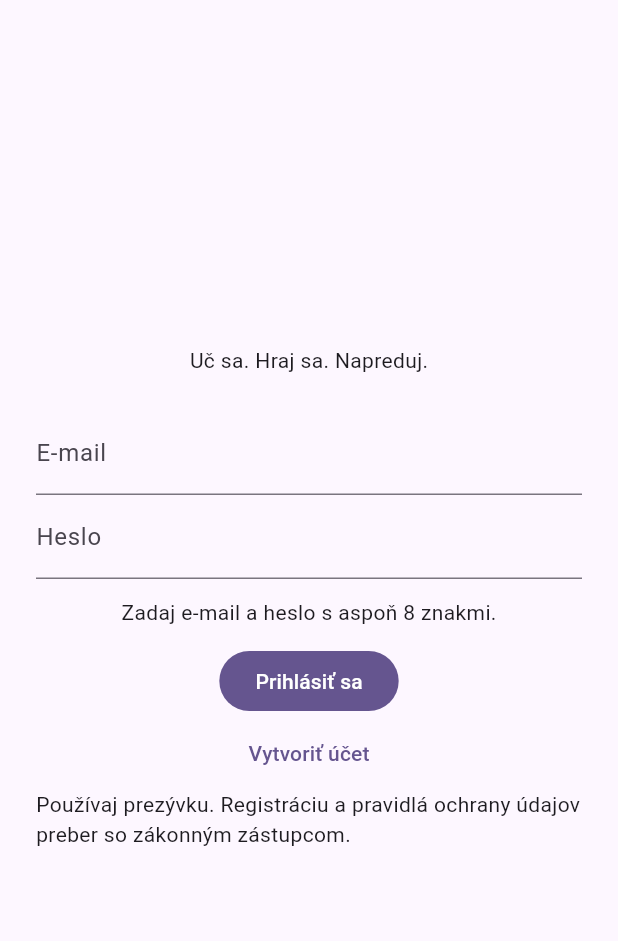
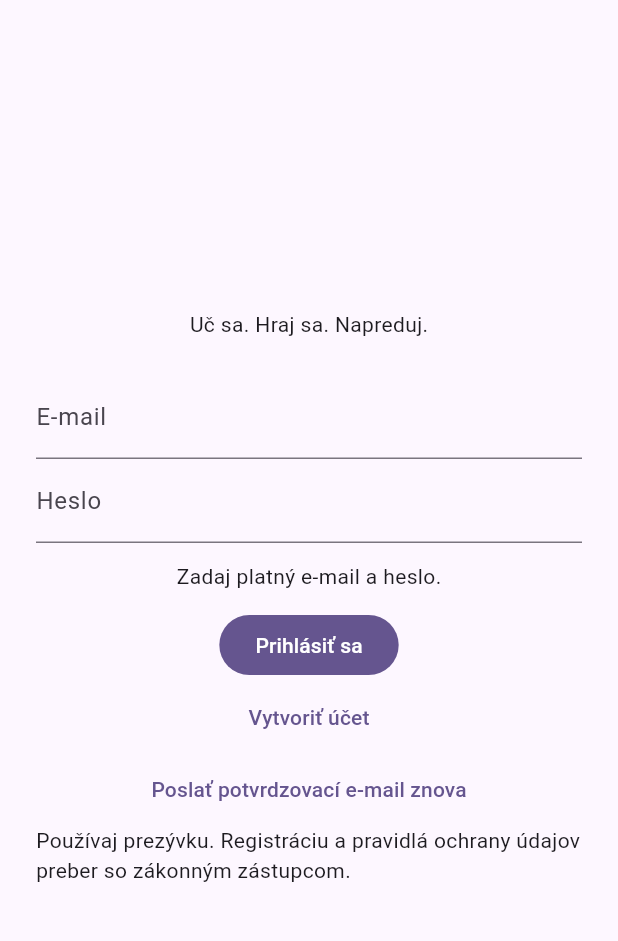
Before and after one commit to bucala/Vedomax, a Flutter app: the LoginScreen screen opened directly, after a tap on "Prihlásiť sa", on a phone screen of 412 x 824 dp, the part 63-1004 px from its top. Run offline on Flutter 3.47's test engine with Material 3 defaults, Android fonts, the phone set to English and light mode, and no system bars; our stand-ins replace flutter_riverpod, lottie, supabase_flutter; accounts and stored records are empty.

Commit message:
Add Google web sign-in and confirmation email recovery

```diff
--- a/lib/features/auth/domain/auth_repository.dart
+++ b/lib/features/auth/domain/auth_repository.dart
@@ -1,7 +1,15 @@
+class AuthFailure implements Exception {
+  const AuthFailure(this.message);
+  final String message;
+}
+
 abstract interface class AuthRepository {
   Stream<String?> watchUserId();
   String? get userId;
+  bool get supportsGoogle;
   Future<void> signIn(String email, String password);
   Future<bool> signUp(String email, String password);
+  Future<bool> signInWithGoogle();
+  Future<void> resendConfirmation(String email);
   Future<void> signOut();
 }
--- a/lib/features/auth/presentation/login_screen.dart
+++ b/lib/features/auth/presentation/login_screen.dart
@@ -2,41 +2,185 @@ import 'package:flutter/material.dart';
 import 'package:flutter_riverpod/flutter_riverpod.dart';
 import 'auth_providers.dart';
 import '../domain/auth_repository.dart';
+
 class LoginScreen extends ConsumerStatefulWidget {
   const LoginScreen({super.key});
   @override
   ConsumerState<LoginScreen> createState() => _LoginScreenState();
 }
+
 class _LoginScreenState extends ConsumerState<LoginScreen> {
   final TextEditingController _email = TextEditingController();
   final TextEditingController _password = TextEditingController();
   bool _busy = false;
   String? _message;
   Future<void> _authenticate(bool register) async {
-    if (_email.text.trim().isEmpty || _password.text.length < 8) {
-      setState(() => _message = 'Zadaj e-mail a heslo s aspoň 8 znakmi.'); return;
+    if (!_email.text.trim().contains('@') ||
+        _password.text.isEmpty ||
+        (register && _password.text.length < 8)) {
+      setState(
+        () => _message = register
+            ? 'Zadaj e-mail a heslo s aspoň 8 znakmi.'
+            : 'Zadaj platný e-mail a heslo.',
+      );
+      return;
     }
-    setState(() { _busy = true; _message = null; });
+    setState(() {
+      _busy = true;
+      _message = null;
+    });
     try {
       final AuthRepository repository = ref.read(authRepositoryProvider);
       if (register) {
-        final bool signedIn = await repository.signUp(_email.text.trim(), _password.text);
-        if (mounted && !signedIn) setState(() => _message = 'Skontroluj e-mail a potvrď registráciu.');
-      } else { await repository.signIn(_email.text.trim(), _password.text); }
+        final bool signedIn = await repository.signUp(
+          _email.text.trim(),
+          _password.text,
+        );
+        if (mounted && !signedIn) {
+          setState(() => _message = 'Skontroluj e-mail a potvrď registráciu.');
+        }
+      } else {
+        await repository.signIn(_email.text.trim(), _password.text);
+      }
+    } on AuthFailure catch (error) {
+      if (mounted) setState(() => _message = error.message);
     } on Object {
-      if (mounted) setState(() => _message = 'Prihlásenie sa nepodarilo. Skontroluj údaje a pripojenie.');
-    } finally { if (mounted) setState(() => _busy = false); }
+      if (mounted) {
+        setState(
+          () => _message =
+              'Prihlásenie sa nepodarilo. Skontroluj údaje a pripojenie.',
+        );
+      }
+    } finally {
+      if (mounted) setState(() => _busy = false);
+    }
   }
+
+  Future<void> _google() async {
+    setState(() {
+      _busy = true;
+      _message = null;
+    });
+    try {
+      final bool launched = await ref
+          .read(authRepositoryProvider)
+          .signInWithGoogle();
+      if (mounted && !launched) {
+        setState(
+          () => _message = 'Prihlásenie Google sa neotvorilo. Skús to znova.',
+        );
+      }
+    } on AuthFailure catch (error) {
+      if (mounted) setState(() => _message = error.message);
+    } on Object {
+      if (mounted) {
+        setState(
+          () => _message =
+              'Google prihlásenie sa nepodarilo spustiť. Skús to znova.',
+        );
+      }
+    } finally {
+      if (mounted) setState(() => _busy = false);
+    }
+  }
+
+  Future<void> _resend() async {
+    final String email = _email.text.trim();
+    if (!email.contains('@') || email.endsWith('@')) {
+      setState(() => _message = 'Najprv zadaj svoj e-mail.');
+      return;
+    }
+    setState(() {
+      _busy = true;
+      _message = null;
+    });
+    try {
+      await ref.read(authRepositoryProvider).resendConfirmation(email);
+      if (mounted) {
+        setState(
+          () => _message =
+              'Ak účet čaká na potvrdenie, e-mail bude odoslaný. Skontroluj aj spam.',
+        );
+      }
+    } on AuthFailure catch (error) {
+      if (mounted) setState(() => _message = error.message);
+    } on Object {
+      if (mounted) {
+        setState(
+          () => _message = 'E-mail sa nepodarilo odoslať. Skús to neskôr.',
+        );
+      }
+    } finally {
+      if (mounted) setState(() => _busy = false);
+    }
+  }
+
   @override
-  void dispose() { _email.dispose(); _password.dispose(); super.dispose(); }
+  void dispose() {
+    _email.dispose();
+    _password.dispose();
+    super.dispose();
+  }
+
   @override
-  Widget build(BuildContext context) => Scaffold(appBar: AppBar(title: const Text('Vedomax • Prihlásenie')), body: Center(child: SingleChildScrollView(padding: const EdgeInsets.all(24), child: ConstrainedBox(constraints: const BoxConstraints(maxWidth: 420), child: Column(children: <Widget>[
-    const Text('Uč sa. Hraj sa. Napreduj.'), const SizedBox(height: 24),
-    TextField(controller: _email, keyboardType: TextInputType.emailAddress, autofillHints: const <String>[AutofillHints.email], decoration: const InputDecoration(labelText: 'E-mail')),
-    TextField(controller: _password, obscureText: true, autofillHints: const <String>[AutofillHints.password], decoration: const InputDecoration(labelText: 'Heslo')),
-    if (_message != null) Padding(padding: const EdgeInsets.all(12), child: Text(_message!)),
-    FilledButton(onPressed: _busy ? null : () => _authenticate(false), child: const Text('Prihlásiť sa')),
-    TextButton(onPressed: _busy ? null : () => _authenticate(true), child: const Text('Vytvoriť účet')),
-    const Text('Používaj prezývku. Registráciu a pravidlá ochrany údajov preber so zákonným zástupcom.'),
-  ])))));
+  Widget build(BuildContext context) => Scaffold(
+    appBar: AppBar(title: const Text('Vedomax • Prihlásenie')),
+    body: Center(
+      child: SingleChildScrollView(
+        padding: const EdgeInsets.all(24),
+        child: ConstrainedBox(
+          constraints: const BoxConstraints(maxWidth: 420),
+          child: Column(
+            children: <Widget>[
+              const Text('Uč sa. Hraj sa. Napreduj.'),
+              const SizedBox(height: 24),
+              if (ref.watch(authRepositoryProvider).supportsGoogle) ...<Widget>[
+                OutlinedButton.icon(
+                  onPressed: _busy ? null : _google,
+                  icon: const Icon(Icons.login),
+                  label: const Text('Pokračovať cez Google'),
+                ),
+                const Text(
+                  'Google odovzdá Supabase e-mail a základný profil, napríklad meno a fotografiu. Herný profil používa prezývku.',
+                ),
+                const SizedBox(height: 20),
+              ],
+              TextField(
+                controller: _email,
+                keyboardType: TextInputType.emailAddress,
+                autofillHints: const <String>[AutofillHints.email],
+                decoration: const InputDecoration(labelText: 'E-mail'),
+              ),
+              TextField(
+                controller: _password,
+                obscureText: true,
+                autofillHints: const <String>[AutofillHints.password],
+                decoration: const InputDecoration(labelText: 'Heslo'),
+              ),
+              if (_message != null)
+                Padding(
+                  padding: const EdgeInsets.all(12),
+                  child: Text(_message!),
+                ),
+              FilledButton(
+                onPressed: _busy ? null : () => _authenticate(false),
+                child: const Text('Prihlásiť sa'),
+              ),
+              TextButton(
+                onPressed: _busy ? null : () => _authenticate(true),
+                child: const Text('Vytvoriť účet'),
+              ),
+              TextButton(
+                onPressed: _busy ? null : _resend,
+                child: const Text('Poslať potvrdzovací e-mail znova'),
+              ),
+              const Text(
+                'Používaj prezývku. Registráciu a pravidlá ochrany údajov preber so zákonným zástupcom.',
+              ),
+            ],
+          ),
+        ),
+      ),
+    ),
+  );
 }
```
Also changed, not shown: lib/features/auth/data/supabase_auth_repository.dart (+71 -6 lines), lib/features/auth/presentation/auth_providers.dart (+7 -2 lines), lib/main.dart (+128 -14 lines), 5 other files.
